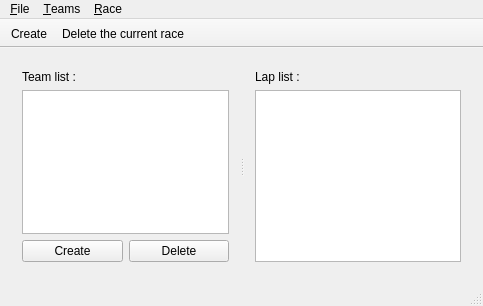
Above: MainWindow.ui from xaviermawet/MagneeCuistax2014 before the change. Below: the same form after it.
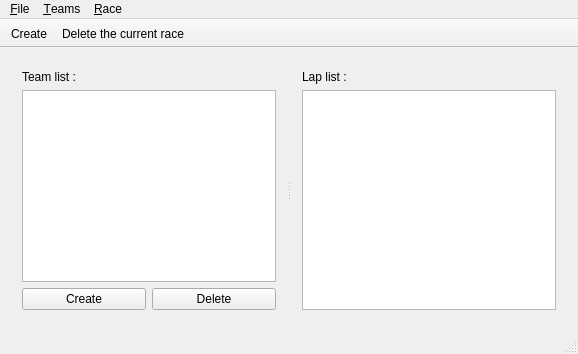
That is the form after the change. Icons and pictures are not drawn.

Commit message: Corrected 'warning name layout widget is already used'

The edit to the form file:
```diff
--- a/MainWindow.ui
+++ b/MainWindow.ui
@@ -2,14 +2,6 @@
 <ui version="4.0">
  <class>MainWindow</class>
  <widget class="QMainWindow" name="MainWindow">
-  <property name="geometry">
-   <rect>
-    <x>0</x>
-    <y>0</y>
-    <width>483</width>
-    <height>306</height>
-   </rect>
-  </property>
   <property name="windowTitle">
    <string>Magnée Cuistax 2014</string>
   </property>
@@ -20,7 +12,7 @@
       <property name="orientation">
        <enum>Qt::Horizontal</enum>
       </property>
-      <widget class="QWidget" name="layoutWidget">
+      <widget class="QWidget" name="">
        <layout class="QVBoxLayout" name="verticalLayoutTeamList">
         <item>
          <widget class="QLabel" name="labelTeamList">
@@ -91,8 +83,8 @@
     <rect>
      <x>0</x>
      <y>0</y>
-     <width>483</width>
-     <height>19</height>
+     <width>540</width>
+     <height>22</height>
     </rect>
    </property>
    <widget class="QMenu" name="menuFile">
```
